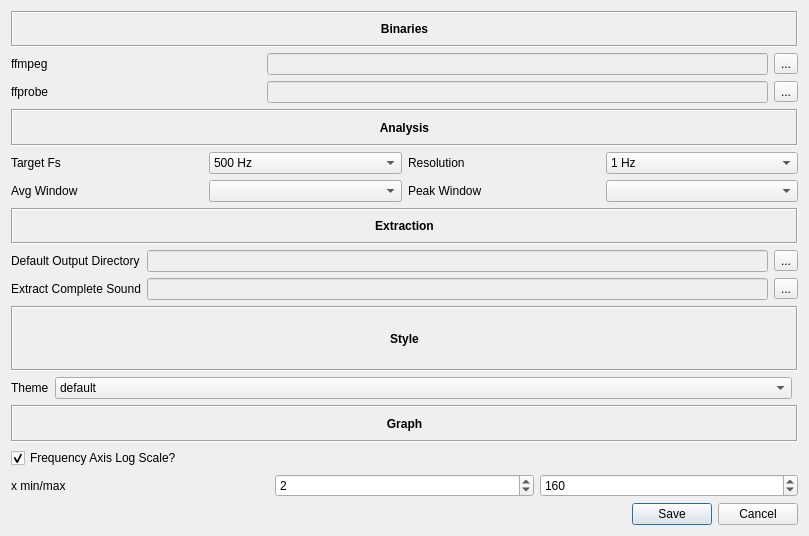
This is src/main/python/ui/preferences.ui in 3ll3d00d/beqdesigner as Qt 5 draws it before an edit. The edited form follows.
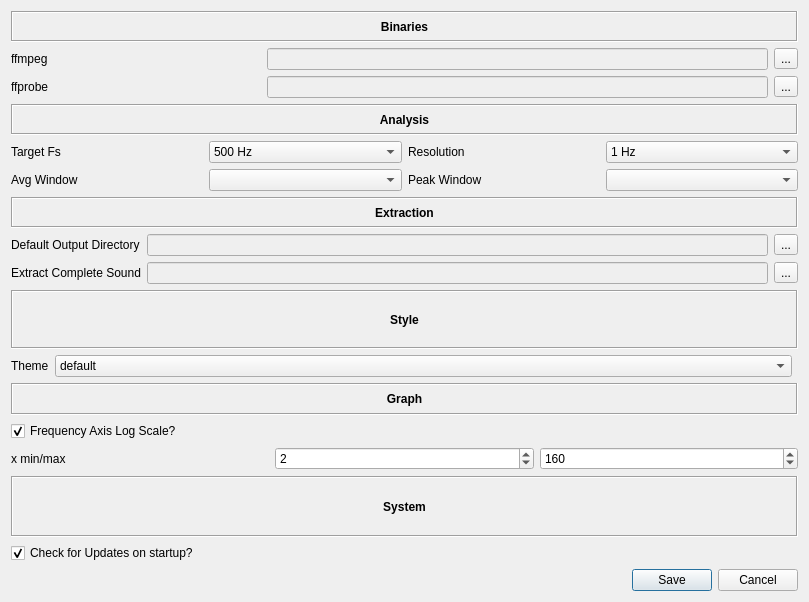
This is the edited form.

Commit message: check for updates via github releases api on startup #44

```diff
--- a/src/main/python/ui/preferences.ui
+++ b/src/main/python/ui/preferences.ui
@@ -7,7 +7,7 @@
     <x>0</x>
     <y>0</y>
     <width>809</width>
-    <height>536</height>
+    <height>602</height>
    </rect>
   </property>
   <property name="windowTitle">
@@ -366,6 +366,42 @@
        </item>
       </layout>
      </item>
+     <item>
+      <layout class="QGridLayout" name="systemLayout">
+       <item row="0" column="0">
+        <widget class="QLabel" name="systemLayoutLabel">
+         <property name="font">
+          <font>
+           <weight>75</weight>
+           <bold>true</bold>
+          </font>
+         </property>
+         <property name="frameShape">
+          <enum>QFrame::Box</enum>
+         </property>
+         <property name="frameShadow">
+          <enum>QFrame::Sunken</enum>
+         </property>
+         <property name="text">
+          <string>System</string>
+         </property>
+         <property name="alignment">
+          <set>Qt::AlignCenter</set>
+         </property>
+        </widget>
+       </item>
+       <item row="1" column="0">
+        <widget class="QCheckBox" name="checkForUpdates">
+         <property name="text">
+          <string>Check for Updates on startup?</string>
+         </property>
+         <property name="checked">
+          <bool>true</bool>
+         </property>
+        </widget>
+       </item>
+      </layout>
+     </item>
     </layout>
    </item>
    <item>
```
Left out of the diff: 26 changed lines with no effect on the pictures. The commit also changes 4 other files.
